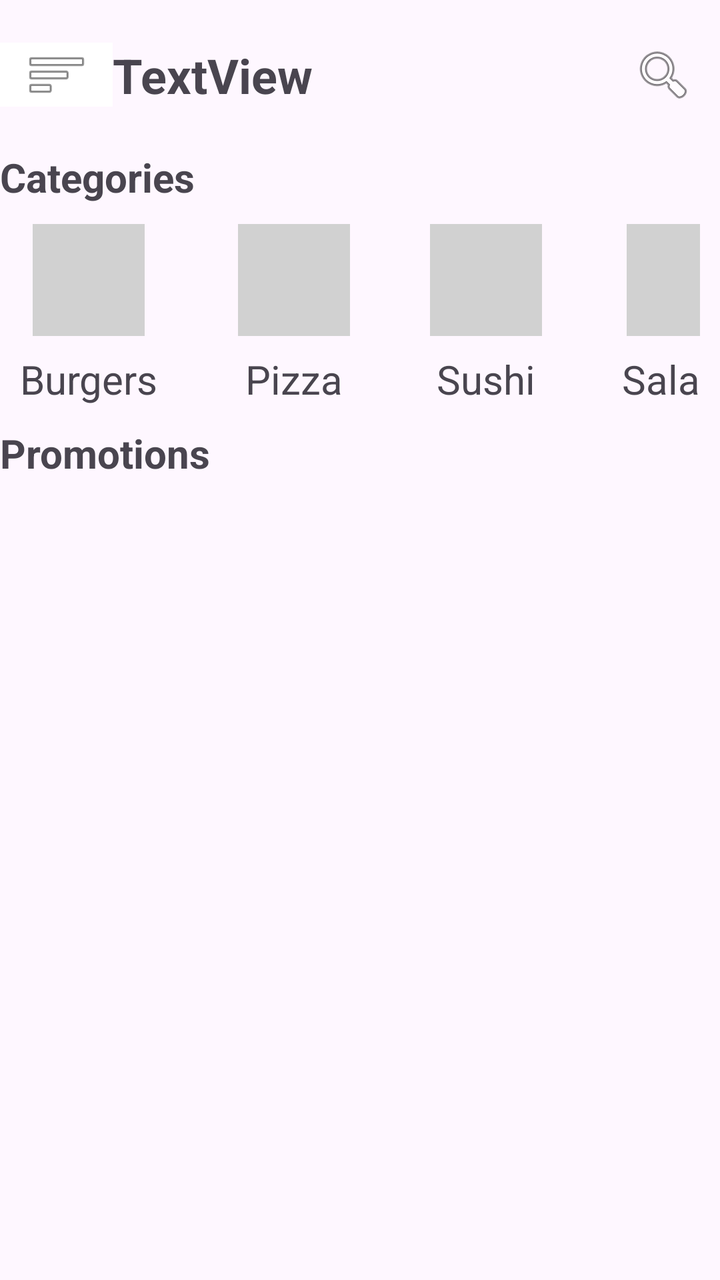
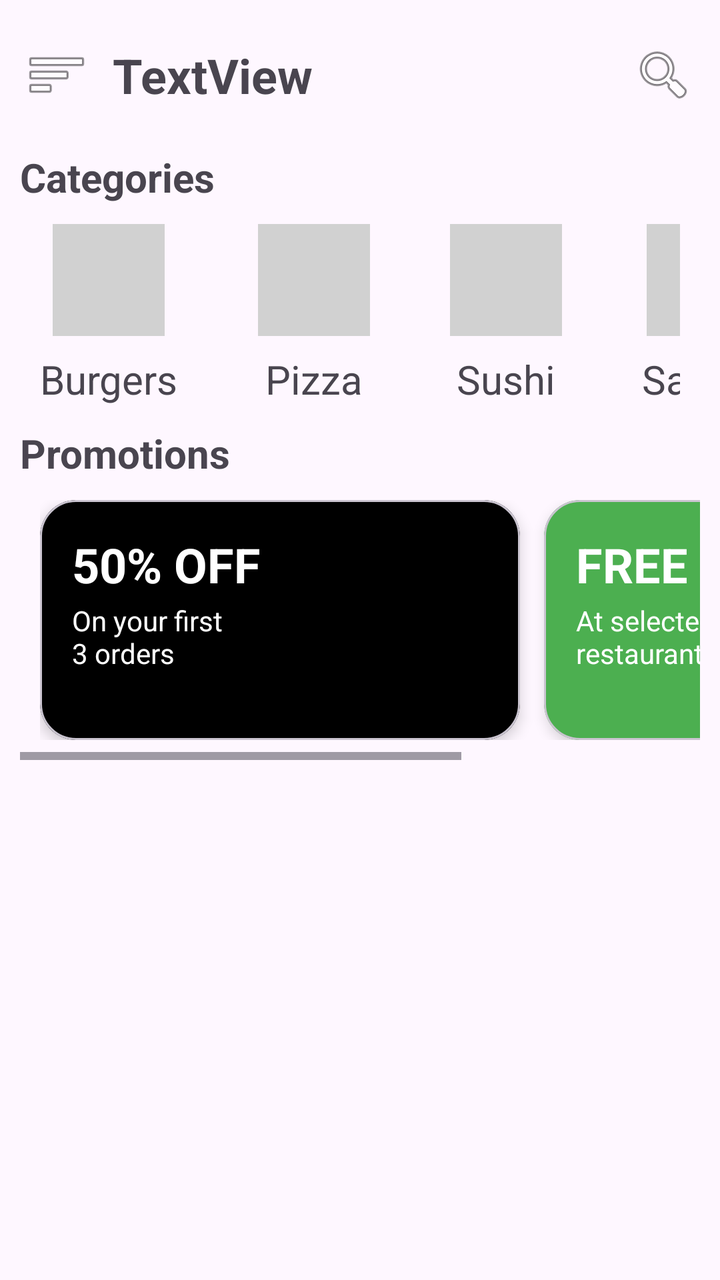

Two renders of the same Android screen: before a commit and after it. Below are the layout's source before the change and the commit's diff.
<!-- AndroidManifest.xml: application theme Theme.UI_Practice -->
<!-- res/layout/youber_eats.xml -->
<?xml version="1.0" encoding="utf-8"?>
<androidx.constraintlayout.widget.ConstraintLayout xmlns:android="http://schemas.android.com/apk/res/android"
    xmlns:app="http://schemas.android.com/apk/res-auto"
    xmlns:tools="http://schemas.android.com/tools"
    android:id="@+id/main"
    android:layout_width="match_parent"
    android:layout_height="match_parent"
    android:orientation="vertical"
    android:padding="0dp"
    android:paddingLeft="0dp"
    android:paddingTop="0dp"
    android:paddingRight="0dp"
    android:paddingBottom="0dp">

    <LinearLayout
        android:id="@+id/header"
        android:layout_width="match_parent"
        android:layout_height="75dp"
        android:orientation="horizontal"
        android:padding="0dp"
        app:layout_constraintEnd_toEndOf="parent"
        app:layout_constraintStart_toStartOf="parent"
        app:layout_constraintTop_toTopOf="parent">

        <ImageView
            android:id="@+id/btn_menu"
            android:layout_width="wrap_content"
            android:layout_height="wrap_content"
            android:layout_gravity="center"
            android:layout_weight="1"
            android:background="#FFFFFF"
            app:srcCompat="@android:drawable/ic_menu_sort_by_size" />

        <TextView
            android:id="@+id/txt_delivery_address"
            android:layout_width="wrap_content"
            android:layout_height="match_parent"
            android:layout_weight="6"
            android:gravity="center|left"
            android:text="TextView"
            android:textSize="24sp"
            android:textStyle="bold" />

        <ImageView
            android:id="@+id/btn_search"
            android:layout_width="wrap_content"
            android:layout_height="wrap_content"
            android:layout_gravity="center"
            android:layout_weight="1"
            app:srcCompat="@android:drawable/ic_menu_search" />

    </LinearLayout>

    <androidx.core.widget.NestedScrollView
        android:id="@+id/nestedScrollView"
        android:layout_width="0dp"
        android:layout_height="0dp"
        android:fillViewport="true"
        app:layout_constraintBottom_toBottomOf="parent"
        app:layout_constraintEnd_toEndOf="parent"
        app:layout_constraintStart_toStartOf="parent"
        app:layout_constraintTop_toBottomOf="@+id/header">

        <LinearLayout
            android:layout_width="match_parent"
            android:layout_height="wrap_content"
            android:orientation="vertical">

            <TextView
                android:id="@+id/txt_categories2"
                android:layout_width="match_parent"
                android:layout_height="wrap_content"
                android:text="Categories"
                android:textSize="20sp"
                android:textStyle="bold" />

            <HorizontalScrollView
                android:layout_width="match_parent"
                android:layout_height="wrap_content"
                android:padding="10dp"
                android:scrollbars="none">

                <LinearLayout
                    android:layout_width="wrap_content"
                    android:layout_height="wrap_content"
                    android:orientation="horizontal">

                    <LinearLayout
                        android:id="@+id/ll_burger"
                        android:layout_width="match_parent"
                        android:layout_height="wrap_content"
                        android:layout_marginEnd="40dp"
                        android:gravity="center"
                        android:orientation="vertical">

                        <View
                            android:id="@+id/view_burger"
                            android:layout_width="56dp"
                            android:layout_height="56dp"
                            android:background="#D1D1D1" />

                        <TextView
                            android:id="@+id/txt_burger"
                            android:layout_width="wrap_content"
                            android:layout_height="wrap_content"
                            android:layout_marginTop="8dp"
                            android:text="Burgers"
                            android:textSize="20sp" />
                    </LinearLayout>

                    <LinearLayout
                        android:id="@+id/ll_pizza"
                        android:layout_width="match_parent"
                        android:layout_height="wrap_content"
                        android:layout_marginEnd="40dp"
                        android:gravity="center"
                        android:orientation="vertical">

                        <View
                            android:id="@+id/view_pizza"
                            android:layout_width="56dp"
                            android:layout_height="56dp"
                            android:background="#D1D1D1" />

                        <TextView
                            android:id="@+id/txt_pizza"
                            android:layout_width="wrap_content"
                            android:layout_height="wrap_content"
                            android:layout_marginTop="8dp"
                            android:text="Pizza"
                            android:textSize="20sp" />
                    </LinearLayout>

                    <LinearLayout
                        android:id="@+id/ll_sushi"
                        android:layout_width="match_parent"
                        android:layout_height="wrap_content"
                        android:layout_marginEnd="40dp"
                        android:gravity="center"
                        android:orientation="vertical">

                        <View
                            android:id="@+id/view_sushi"
                            android:layout_width="56dp"
                            android:layout_height="56dp"
                            android:background="#D1D1D1" />

                        <TextView
                            android:id="@+id/txt_sushi"
                            android:layout_width="wrap_content"
                            android:layout_height="wrap_content"
                            android:layout_marginTop="8dp"
                            android:text="Sushi"
                            android:textSize="20sp" />
                    </LinearLayout>

                    <LinearLayout
                        android:id="@+id/ll_salads"
                        android:layout_width="match_parent"
                        android:layout_height="wrap_content"
                        android:layout_marginEnd="40dp"
                        android:gravity="center"
                        android:orientation="vertical">

                        <View
                            android:id="@+id/view_salads"
                            android:layout_width="56dp"
                            android:layout_height="56dp"
                            android:background="#D1D1D1" />

                        <TextView
                            android:id="@+id/txt_salads"
                            android:layout_width="wrap_content"
                            android:layout_height="wrap_content"
                            android:layout_marginTop="8dp"
                            android:text="Salads"
                            android:textSize="20sp" />
                    </LinearLayout>
                </LinearLayout>
            </HorizontalScrollView>

            <TextView
                android:id="@+id/txt_promotions"
                android:layout_width="match_parent"
                android:layout_height="wrap_content"
                android:text="Promotions"
                android:textSize="20sp"
                android:textStyle="bold" />

            <HorizontalScrollView
                android:layout_width="match_parent"
                android:layout_height="wrap_content" />

        </LinearLayout>
    </androidx.core.widget.NestedScrollView>

</androidx.constraintlayout.widget.ConstraintLayout>
<!-- resources referenced by this layout -->
<resources>
  <style name="Theme.UI_Practice" parent="Base.Theme.UI_Practice" />
  <style name="Base.Theme.UI_Practice" parent="Theme.Material3.DayNight.NoActionBar">
          
          
      </style>
</resources>

<!-- the commit's change to res/layout/youber_eats.xml (unified diff, before → after) -->
@@ -28,7 +28,7 @@
             android:layout_height="wrap_content"
             android:layout_gravity="center"
             android:layout_weight="1"
-            android:background="#FFFFFF"
+            android:background="#00FFFFFF"
             app:srcCompat="@android:drawable/ic_menu_sort_by_size" />
 
         <TextView
@@ -56,6 +56,8 @@
         android:layout_width="0dp"
         android:layout_height="0dp"
         android:fillViewport="true"
+        android:paddingLeft="10dp"
+        android:paddingRight="10dp"
         app:layout_constraintBottom_toBottomOf="parent"
         app:layout_constraintEnd_toEndOf="parent"
         app:layout_constraintStart_toStartOf="parent"
@@ -189,7 +191,110 @@
 
             <HorizontalScrollView
                 android:layout_width="match_parent"
-                android:layout_height="wrap_content" />
+                android:layout_height="wrap_content">
+
+                <LinearLayout
+                    android:layout_width="wrap_content"
+                    android:layout_height="match_parent"
+                    android:orientation="horizontal"
+                    android:padding="10dp">
+
+                    <com.google.android.material.card.MaterialCardView
+                        android:id="@+id/view_Discount"
+                        android:layout_width="240dp"
+                        android:layout_height="120dp"
+                        android:layout_marginEnd="12dp"
+                        android:layout_weight="1"
+                        app:cardBackgroundColor="#000000"
+                        app:cardCornerRadius="18dp"
+                        app:cardElevation="4dp">
+
+                        <androidx.constraintlayout.widget.ConstraintLayout
+                            android:layout_width="match_parent"
+                            android:layout_height="match_parent"
+                            android:padding="16dp">
+
+                            <TextView
+                                android:id="@+id/txt_Discount"
+                                android:layout_width="wrap_content"
+                                android:layout_height="wrap_content"
+                                android:layout_marginEnd="86dp"
+                                android:layout_marginBottom="56dp"
+                                android:text="50% OFF"
+                                android:textColor="#FFFFFF"
+                                android:textSize="24sp"
+                                android:textStyle="bold"
+                                app:layout_constraintBottom_toBottomOf="parent"
+                                app:layout_constraintEnd_toEndOf="parent"
+                                app:layout_constraintHorizontal_bias="0.0"
+                                app:layout_constraintStart_toStartOf="parent"
+                                app:layout_constraintTop_toTopOf="parent" />
+
+                            <TextView
+                                android:id="@+id/txt_Description"
+                                android:layout_width="79dp"
+                                android:layout_height="35dp"
+                                android:layout_marginStart="8dp"
+                                android:layout_marginEnd="137dp"
+                                android:layout_marginBottom="16dp"
+                                android:text="On your first 3 orders"
+                                android:textColor="#FFFFFF"
+                                app:layout_constraintBottom_toBottomOf="parent"
+                                app:layout_constraintEnd_toEndOf="parent"
+                                app:layout_constraintStart_toStartOf="parent"
+                                app:layout_constraintTop_toBottomOf="@+id/txt_Discount" />
+                        </androidx.constraintlayout.widget.ConstraintLayout>
+                    </com.google.android.material.card.MaterialCardView>
+
+                    <com.google.android.material.card.MaterialCardView
+                        android:id="@+id/view_Delivery"
+                        android:layout_width="240dp"
+                        android:layout_height="120dp"
+                        android:layout_marginEnd="12dp"
+                        android:layout_weight="1"
+                        app:cardBackgroundColor="#4CAF50"
+                        app:cardCornerRadius="18dp"
+                        app:cardElevation="4dp">
+
+                        <androidx.constraintlayout.widget.ConstraintLayout
+                            android:layout_width="match_parent"
+                            android:layout_height="match_parent"
+                            android:padding="16dp">
+
+                            <TextView
+                                android:id="@+id/txt_Delivery"
+                                android:layout_width="wrap_content"
+                                android:layout_height="wrap_content"
+                                android:layout_marginEnd="86dp"
+                                android:layout_marginBottom="56dp"
+                                android:text="FREE Delivery"
+                                android:textColor="#FFFFFF"
+                                android:textSize="24sp"
+                                android:textStyle="bold"
+                                app:layout_constraintBottom_toBottomOf="parent"
+                                app:layout_constraintEnd_toEndOf="parent"
+                                app:layout_constraintHorizontal_bias="0.0"
+                                app:layout_constraintStart_toStartOf="parent"
+                                app:layout_constraintTop_toTopOf="parent" />
+
+                            <TextView
+                                android:id="@+id/txt_DeliveryDescription"
+                                android:layout_width="79dp"
+                                android:layout_height="35dp"
+                                android:layout_marginStart="8dp"
+                                android:layout_marginEnd="137dp"
+                                android:layout_marginBottom="16dp"
+                                android:text="At selected restaurants"
+                                android:textColor="#FFFFFF"
+                                app:layout_constraintBottom_toBottomOf="parent"
+                                app:layout_constraintEnd_toEndOf="parent"
+                                app:layout_constraintStart_toStartOf="parent"
+                                app:layout_constraintTop_toBottomOf="@+id/txt_Delivery" />
+                        </androidx.constraintlayout.widget.ConstraintLayout>
+                    </com.google.android.material.card.MaterialCardView>
+
+                </LinearLayout>
+            </HorizontalScrollView>
 
         </LinearLayout>
     </androidx.core.widget.NestedScrollView>
